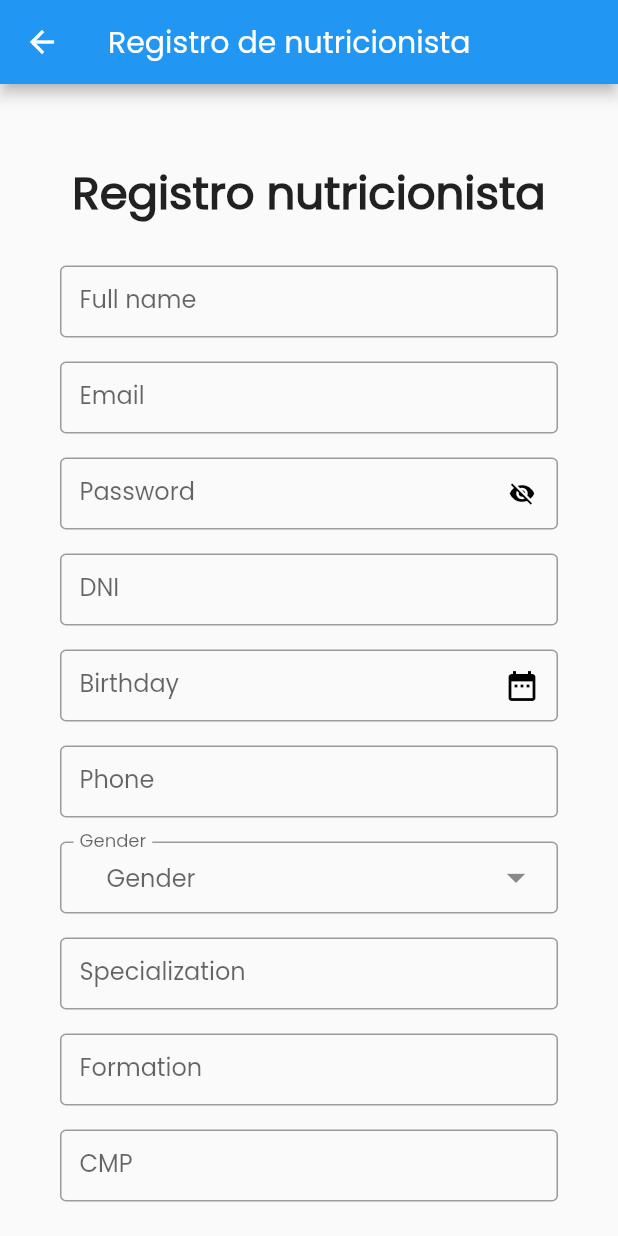
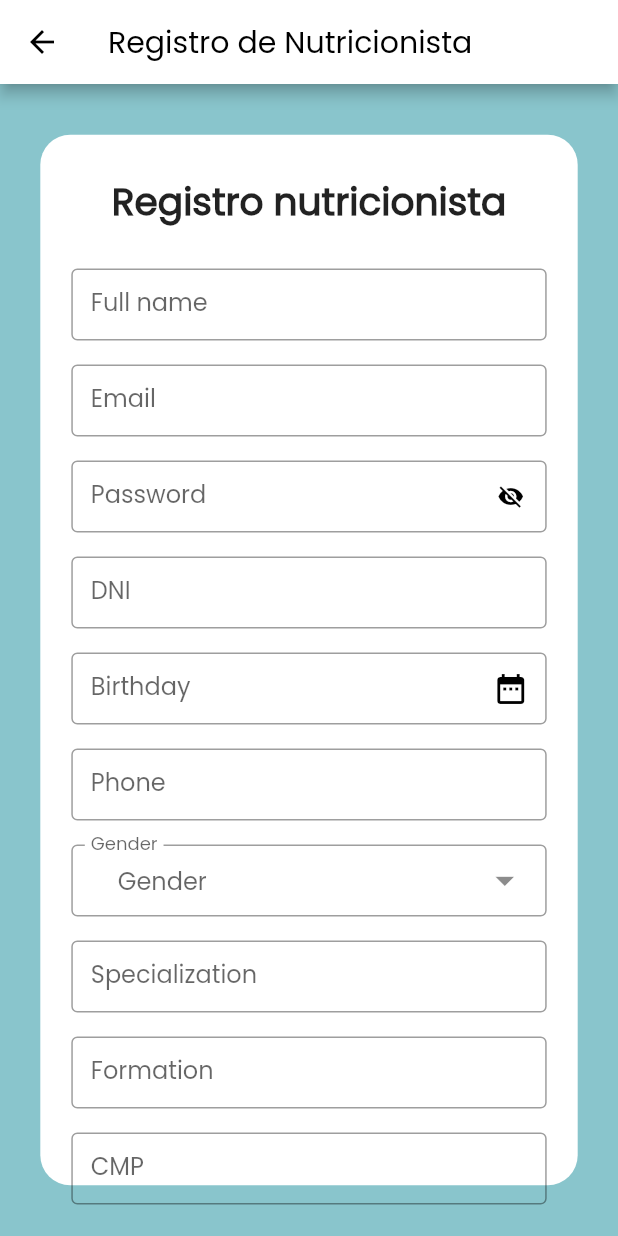
Before and after one commit to CodeTech-Emergentes/MOBILE-APP, a Flutter app: the RegisterNutritionist screen opened by its route, on a phone screen of 412 x 824 dp. Run offline on Flutter 3.47's test engine with Material 2 defaults, Android fonts, the phone set to English and light mode, and no system bars; our stand-ins replace cached_network_image, date_format, dropdown_button2, fluttertoast, get, shared_preferences; missing offline and left inert: agora_uikit, flutter_stripe; accounts and stored records are empty; network calls fail.

```diff
--- a/lib/main.dart
+++ b/lib/main.dart
@@ -27,12 +27,14 @@ void main() {
       home: new Login(),
       routes: <String, WidgetBuilder>{
         Home_patient.routeName: (BuildContext context) => new Home_patient(),
-        HomeNutritionist.routeName: (BuildContext context) => new HomeNutritionist(),
+        HomeNutritionist.routeName: (BuildContext context) =>
+            new HomeNutritionist(),
         Dating_dates.routeName: (BuildContext context) => new Dating_dates(),
         Dating_dates_patient.routeName: (BuildContext context) =>
             new Dating_dates_patient(),
         List_patients.routeName: (BuildContext context) => new List_patients(),
-        ListNutritionist.routeName: (BuildContext context) => new ListNutritionist(),
+        ListNutritionist.routeName: (BuildContext context) =>
+            new ListNutritionist(),
         Appointments.routeName: (BuildContext context) => new Appointments(),
         Profile_patient.routeName: (BuildContext context) =>
             new Profile_patient(),
--- a/lib/models/publication.dart
+++ b/lib/models/publication.dart
@@ -1,6 +1,9 @@
 import 'dart:convert';
 
-Publication publicationFromJson(String str) => Publication.fromJson(json.decode(str));
+import 'package:psychohelp_app/models/nutritionist.dart';
+
+Publication publicationFromJson(String str) =>
+    Publication.fromJson(json.decode(str));
 String publicationModelToJson(Publication data) => json.encode(data.toJson());
 
 class Publication {
@@ -10,6 +13,7 @@ class Publication {
   String description;
   String photoUrl;
   String content;
+  Nutritionist nutritionist;
 
   Publication({
     required this.id,
@@ -18,6 +22,7 @@ class Publication {
     required this.description,
     required this.photoUrl,
     required this.content,
+    required this.nutritionist,
   });
 
   factory Publication.fromJson(Map<String, dynamic> json) {
@@ -28,6 +33,7 @@ class Publication {
       description: json["description"],
       photoUrl: json["photoUrl"],
       content: json["content"],
+      nutritionist: Nutritionist.fromJson(json["nutritionist"]),
     );
   }
 
--- a/lib/pages/authentication/registerNutritionist.dart
+++ b/lib/pages/authentication/registerNutritionist.dart
@@ -80,7 +80,6 @@ class _RegisterNutritionistState extends State<RegisterNutritionist> {
         controllerFormation.text == "" ||
         controllerBirthday.text == "" ||
         controllerAbout.text == "" ||
-        controllerImg.text == "" ||
         controllerCMP.text == "") {
       Fluttertoast.showToast(
           msg: "Llene todos los campos solicitados",
@@ -94,11 +93,31 @@ class _RegisterNutritionistState extends State<RegisterNutritionist> {
   Widget build(BuildContext context) {
     return Scaffold(
       appBar: new AppBar(
-          title: new Text("Registro de nutricionista"),
+        iconTheme: IconThemeData(color: Colors.black),
+        backgroundColor: Colors.white,
+        title: new Text(
+          "Registro de Nutricionista",
+          style: TextStyle(color: Colors.black),
         ),
-        body: Container(
+      ),
+      body: Stack(
+        children: [
+          Container(
+            color: Color.fromRGBO(137, 197, 204, 10),
+          ),
+          Center(
+            child: Container(
+              height: MediaQuery.of(context).size.height * 0.85,
+              width: MediaQuery.of(context).size.width / 1.15,
+              decoration: BoxDecoration(
+                borderRadius: BorderRadius.circular(20),
+                color: Colors.white,
+              ),
+            ),
+          ),
+          Container(
               margin:
-                const EdgeInsets.symmetric(horizontal: 40.0, vertical: 20.0),
+                  const EdgeInsets.symmetric(horizontal: 10.0, vertical: 20.0),
               width: MediaQuery.of(context).size.width,
               child: Align(
                   alignment: Alignment.center,
@@ -108,26 +127,31 @@ class _RegisterNutritionistState extends State<RegisterNutritionist> {
                       children: [
                         SizedBox(height: 30),
                         Padding(
-                        padding: EdgeInsets.only(bottom: 10.0),
+                          padding: EdgeInsets.all(10),
                           child: Text('Registro nutricionista',
                               textAlign: TextAlign.center,
                               style: TextStyle(
                                 fontWeight: FontWeight.bold,
-                              fontSize: 30,
+                                fontSize: 25,
                               )),
                         ),
                         SizedBox(height: 16),
-                      TextField(
+                        Container(
+                          width: MediaQuery.of(context).size.width / 1.3,
+                          child: TextField(
                             controller: controllerName,
                             decoration: InputDecoration(
                               border: OutlineInputBorder(),
                               contentPadding: EdgeInsets.symmetric(
-                              horizontal: 13, vertical: 10),
+                                  horizontal: 13, vertical: 13),
                               labelText: 'Full name',
                             ),
                           ),
+                        ),
                         SizedBox(height: 16),
-                      TextField(
+                        Container(
+                          width: MediaQuery.of(context).size.width / 1.3,
+                          child: TextField(
                             controller: controllerEmail,
                             decoration: InputDecoration(
                               contentPadding: EdgeInsets.symmetric(
@@ -136,8 +160,11 @@ class _RegisterNutritionistState extends State<RegisterNutritionist> {
                               labelText: 'Email',
                             ),
                           ),
+                        ),
                         SizedBox(height: 16),
-                      TextField(
+                        Container(
+                          width: MediaQuery.of(context).size.width / 1.3,
+                          child: TextField(
                             controller: controllerPassword,
                             obscureText: !_passwordVisible,
                             decoration: InputDecoration(
@@ -161,8 +188,11 @@ class _RegisterNutritionistState extends State<RegisterNutritionist> {
                                   }),
                             ),
                           ),
+                        ),
                         SizedBox(height: 16),
-                      TextField(
+                        Container(
+                          width: MediaQuery.of(context).size.width / 1.3,
+                          child: TextField(
                             controller: controllerDNI,
                             keyboardType: TextInputType.number,
                             decoration: InputDecoration(
@@ -172,8 +202,11 @@ class _RegisterNutritionistState extends State<RegisterNutritionist> {
                               labelText: 'DNI',
                             ),
                           ),
+                        ),
                         SizedBox(height: 16),
-                      TextField(
+                        Container(
+                          width: MediaQuery.of(context).size.width / 1.3,
+                          child: TextField(
                             controller: controllerBirthday,
                             decoration: InputDecoration(
                               contentPadding: EdgeInsets.symmetric(
@@ -192,8 +225,11 @@ class _RegisterNutritionistState extends State<RegisterNutritionist> {
                                   }),
                             ),
                           ),
+                        ),
                         SizedBox(height: 16),
-                      TextField(
+                        Container(
+                          width: MediaQuery.of(context).size.width / 1.3,
+                          child: TextField(
                             controller: controllerPhone,
                             keyboardType: TextInputType.number,
                             decoration: InputDecoration(
@@ -203,12 +239,15 @@ class _RegisterNutritionistState extends State<RegisterNutritionist> {
                               labelText: 'Phone',
                             ),
                           ),
+                        ),
                         SizedBox(height: 16),
-                      DropdownButtonFormField2(
+                        Container(
+                          width: MediaQuery.of(context).size.width / 1.3,
+                          child: DropdownButtonFormField2(
                             decoration: InputDecoration(
                               isDense: true,
-                          contentPadding:
-                              EdgeInsets.symmetric(horizontal: 13, vertical: 0),
+                              contentPadding: EdgeInsets.symmetric(
+                                  horizontal: 13, vertical: 0),
                               border: OutlineInputBorder(
                                 borderRadius: BorderRadius.circular(4),
                               ),
@@ -224,7 +263,8 @@ class _RegisterNutritionistState extends State<RegisterNutritionist> {
                             ),
                             iconSize: 30,
                             buttonHeight: 48,
-                        buttonPadding: const EdgeInsets.only(left: 2, right: 0),
+                            buttonPadding:
+                                const EdgeInsets.only(left: 2, right: 0),
                             dropdownDecoration: BoxDecoration(
                               borderRadius: BorderRadius.circular(4),
                             ),
@@ -247,8 +287,11 @@ class _RegisterNutritionistState extends State<RegisterNutritionist> {
                             },
                             onSaved: (value) {},
                           ),
+                        ),
                         SizedBox(height: 16),
-                      TextField(
+                        Container(
+                          width: MediaQuery.of(context).size.width / 1.3,
+                          child: TextField(
                             controller: controllerSpecialization,
                             decoration: InputDecoration(
                               border: OutlineInputBorder(),
@@ -257,8 +300,11 @@ class _RegisterNutritionistState extends State<RegisterNutritionist> {
                               labelText: 'Specialization',
                             ),
                           ),
+                        ),
                         SizedBox(height: 16),
-                      TextField(
+                        Container(
+                          width: MediaQuery.of(context).size.width / 1.3,
+                          child: TextField(
                             controller: controllerFormation,
                             decoration: InputDecoration(
                               border: OutlineInputBorder(),
@@ -267,8 +313,11 @@ class _RegisterNutritionistState extends State<RegisterNutritionist> {
                               labelText: 'Formation',
                             ),
                           ),
+                        ),
                         SizedBox(height: 16),
-                      TextField(
+                        Container(
+                          width: MediaQuery.of(context).size.width / 1.3,
+                          child: TextField(
                             controller: controllerCMP,
                             keyboardType: TextInputType.number,
                             decoration: InputDecoration(
@@ -278,8 +327,11 @@ class _RegisterNutritionistState extends State<RegisterNutritionist> {
                               labelText: 'CMP',
                             ),
                           ),
+                        ),
                         SizedBox(height: 16),
-                      TextField(
+                        Container(
+                          width: MediaQuery.of(context).size.width / 1.3,
+                          child: TextField(
                             controller: controllerAbout,
                             decoration: InputDecoration(
                               border: OutlineInputBorder(),
@@ -287,15 +339,6 @@ class _RegisterNutritionistState extends State<RegisterNutritionist> {
                                   horizontal: 13, vertical: 10),
                               labelText: 'About',
                             ),
-                      ),
-                      SizedBox(height: 16),
-                      TextField(
-                        controller: controllerImg,
-                        decoration: InputDecoration(
-                          border: OutlineInputBorder(),
-                          contentPadding: EdgeInsets.symmetric(
-                              horizontal: 13, vertical: 10),
-                          labelText: 'Photo URL',
                           ),
                         ),
                         SizedBox(height: 16),
@@ -319,7 +362,7 @@ class _RegisterNutritionistState extends State<RegisterNutritionist> {
                               String about = controllerAbout.text;
                               String gender = selectedGenderValue;
                               String sessionType = selectedSessionValue;
-                            String img = controllerImg.text;
+                              String img = "img";
                               String cmp = controllerCMP.text;
                               bool active = true;
                               bool fresh = true;
@@ -353,6 +396,9 @@ class _RegisterNutritionistState extends State<RegisterNutritionist> {
                         SizedBox(height: 20),
                       ],
                     ),
-                ))));
+                  )))
+        ],
+      ),
+    );
   }
 }
--- a/lib/pages/nutritionist/edit_profile_nutritionist.dart
+++ b/lib/pages/nutritionist/edit_profile_nutritionist.dart
@@ -10,7 +10,8 @@ class EditedNutritionistProfile extends StatefulWidget {
   final Nutritionist nutritionist;
 
   @override
-  State<EditedNutritionistProfile> createState() => _EditedNutritionistProfileState();
+  State<EditedNutritionistProfile> createState() =>
+      _EditedNutritionistProfileState();
 }
 
 class _EditedNutritionistProfileState extends State<EditedNutritionistProfile> {
--- a/lib/utils/http_helper.dart
+++ b/lib/utils/http_helper.dart
@@ -291,7 +291,9 @@ class HttpHelper {
     final String urlString = "$BASE_URL/v1/publications/${id}";
     Uri url = Uri.parse(urlString);
 
-    var headers = {'Content-Type': 'application/json;charset=UTF-8'};
+    var headers = {
+      'Content-Type': 'application/json;charset=UTF-8',
+    };
 
     final response =
         await http.put(url, headers: headers, body: jsonEncode(request));
```
Also changed, not shown: lib/pages/authentication/login.dart (+25 -4 lines), lib/pages/authentication/register.dart (+28 -9 lines), lib/pages/nutritionist/edit_publication.dart (+20 -1 lines), lib/pages/nutritionist/my_publications.dart (+18 -0 lines), lib/pages/nutritionist/publication_list.dart (+21 -1 lines), 1 other file. Lines whose indentation alone changed are shown as unchanged.
